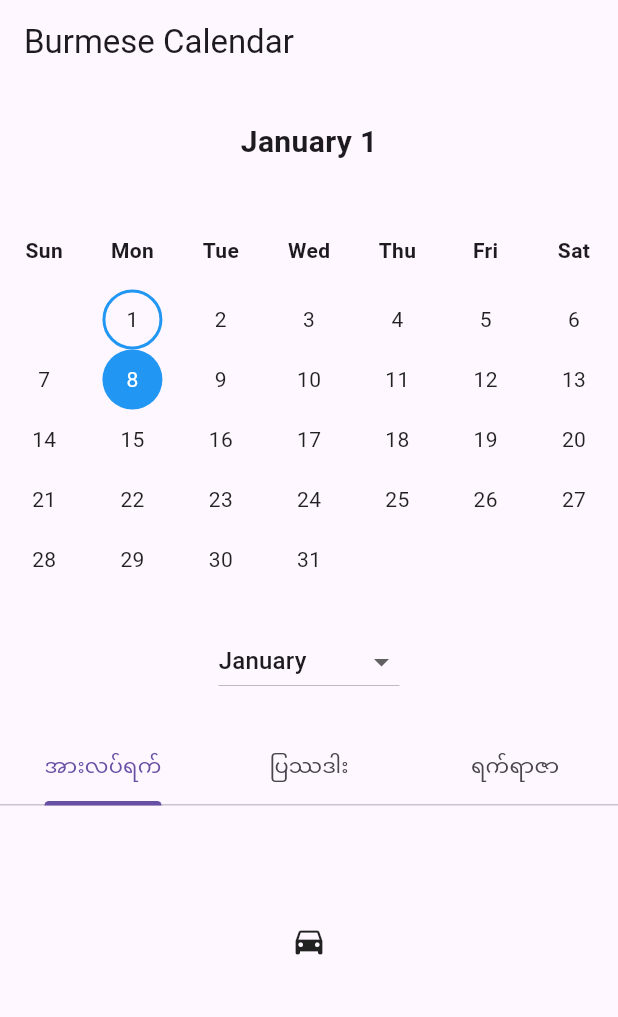
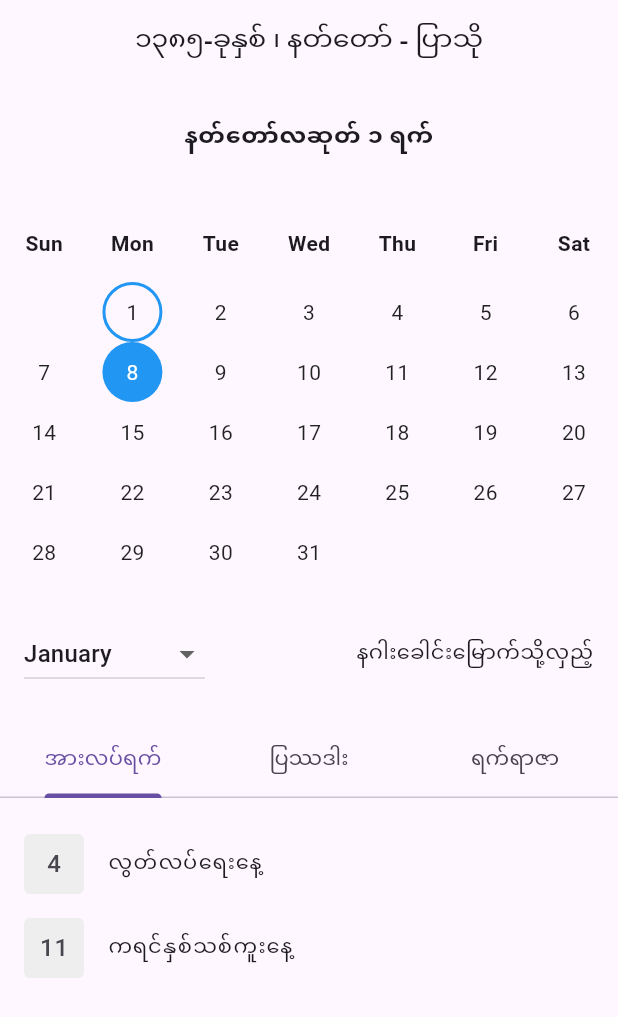
Before and after one commit to nedah-2/burmese-calendar, a Flutter app: the screen it shows after launch, after a tap on an icon or button, on a phone screen of 412 x 824 dp. Shown: the top 1017 px of the screen. Run offline on Flutter 3.47's test engine with Material 3 defaults, Android fonts, the phone set to English and light mode, and no system bars.

Commit message:
Show holidays, dragon head, fortunatd and unfortunate days and currently selected burmese date

```diff
--- /dev/null
+++ b/lib/data.dart
@@ -0,0 +1,67 @@
+import 'package:myanmar_calendar/models/day.dart';
+import 'package:myanmar_calendar/models/month.dart';
+
+List<Day> dayList = [
+  Day(id: 1, english: "1", burmese: "နတ်တော်လဆုတ် ၁ ရက်"),
+  Day(id: 2, english: "2", burmese: "နတ်တော်လဆုတ် ၂ ရက်"),
+  Day(id: 3, english: "3", burmese: "နတ်တော်လဆုတ် ၃ ရက်", fortune: true),
+  Day(
+      id: 4,
+      english: "4",
+      burmese: "နတ်တော်လဆုတ် ၄ ရက်",
+      holiday: "လွတ်လပ်ရေးနေ့",
+      fortune: false),
+  Day(id: 5, english: "5", burmese: "နတ်တော်လဆုတ် ၅ ရက်", fortune: true),
+  Day(id: 6, english: "6", burmese: "နတ်တော်လဆုတ် ၆ ရက်", fortune: false),
+  Day(id: 7, english: "7", burmese: "နတ်တော်လဆုတ် ၇ ရက်"),
+  Day(id: 8, english: "8", burmese: "နတ်တော်လဆုတ် ၈ ရက်"),
+  Day(id: 9, english: "9", burmese: "နတ်တော်လဆုတ် ၉ ရက်"),
+  Day(
+      id: 10,
+      english: "10",
+      burmese: "နတ်တော်လကွယ်",
+      isFullMoon: false,
+      fortune: true),
+  Day(
+      id: 11,
+      english: "11",
+      burmese: "ပြာသိုလဆန်း ၁ ရက်",
+      holiday: "ကရင်နှစ်သစ်ကူးနေ့",
+      fortune: true),
+  Day(id: 12, english: "12", burmese: "ပြာသိုလဆန်း ၂ ရက်", fortune: false),
+  Day(id: 13, english: "13", burmese: "ပြာသိုလဆန်း ၃ ရက်", fortune: true),
+  Day(id: 14, english: "14", burmese: "ပြာသိုလဆန်း ၄ ရက်"),
+  Day(id: 15, english: "15", burmese: "ပြာသိုလဆန်း ၅ ရက်"),
+  Day(id: 16, english: "16", burmese: "ပြာသိုလဆန်း ၆ ရက်"),
+  Day(id: 17, english: "17", burmese: "ပြာသိုလဆန်း ၇ ရက်", fortune: false),
+  Day(id: 18, english: "18", burmese: "ပြာသိုလဆန်း ၈ ရက်", fortune: true),
+  Day(id: 19, english: "19", burmese: "ပြာသိုလဆန်း ၉ ရက်", fortune: false),
+  Day(id: 20, english: "20", burmese: "ပြာသိုလဆန်း ၁၀ ရက်", fortune: true),
+  Day(id: 21, english: "21", burmese: "ပြာသိုလဆန်း ၁၁ ရက်"),
+  Day(id: 22, english: "22", burmese: "ပြာသိုလဆန်း ၁၂ ရက်"),
+  Day(id: 23, english: "23", burmese: "ပြာသိုလဆန်း ၁၃ ရက်"),
+  Day(id: 24, english: "24", burmese: "ပြာသိုလဆန်း ၁၄ ရက်", fortune: false),
+  Day(
+      id: 25,
+      english: "25",
+      burmese: "ပြာသိုလပြည့်",
+      fortune: true,
+      isFullMoon: true),
+  Day(id: 26, english: "26", burmese: "ပြာသိုလဆုတ် ၁ ရက်", fortune: false),
+  Day(id: 27, english: "27", burmese: "ပြာသိုလဆုတ် ၂ ရက်", fortune: true),
+  Day(id: 28, english: "28", burmese: "ပြာသိုလဆုတ် ၃ ရက်"),
+  Day(id: 29, english: "29", burmese: "ပြာသိုလဆုတ် ၄ ရက်"),
+  Day(id: 30, english: "30", burmese: "ပြာသိုလဆုတ် ၅ ရက်"),
+  Day(id: 31, english: "31", burmese: "ပြာသိုလဆုတ် ၆ ရက်", fortune: false),
+];
+
+// You can add more days if needed
+
+// Sample data for one month
+Month month = Month(
+  id: 1,
+  name: "၁၃၈၅-ခုနှစ် ၊ နတ်တော် - ပြာသို",
+  headOne: "နဂါးခေါင်းမြောက်သို့လှည့်",
+  headTwo: "နဂါးခေါင်းတောင်သို့လှည့်",
+  dayList: dayList, // Add more days here
+);
--- a/lib/main.dart
+++ b/lib/main.dart
@@ -1,4 +1,8 @@
 import 'package:flutter/material.dart';
+import 'package:myanmar_calendar/data.dart';
+import 'package:myanmar_calendar/models/day.dart';
+import 'package:myanmar_calendar/widgets/fortune_list.dart';
+import 'package:myanmar_calendar/widgets/holiday_list.dart';
 
 void main() => runApp(const MyApp());
 
@@ -25,6 +29,63 @@ class MyCalendar extends StatefulWidget {
 class _MyCalendarState extends State<MyCalendar> {
   DateTime selectedDate = DateTime.now();
   int selectedMonthIndex = DateTime.now().month - 1;
+  int selectedDateIndex = DateTime.now().day;
+
+  List<Day> holidayList = [];
+  List<Day> fortuneTrueList = [];
+  List<Day> fortuneFalseList = [];
+  int indexFullmoonFalse = -1;
+  int indexFullmoonTrue = -1;
+
+  @override
+  void initState() {
+    super.initState();
+    initializeLists();
+  }
+
+  // Method to initialize the lists
+  void initializeLists() {
+    // Initialize lists for each category
+    holidayList = [];
+    fortuneTrueList = [];
+    fortuneFalseList = [];
+
+    // Initialize index for isFullmoon false
+    indexFullmoonFalse = -1;
+
+    // Iterate over dayList and categorize days
+    for (int i = 0; i < month.dayList.length; i++) {
+      Day day = month.dayList[i];
+
+      if (day.holiday != null) {
+        holidayList.add(day);
+      }
+
+      if (day.fortune == true) {
+        fortuneTrueList.add(day);
+      } else if (day.fortune == false) {
+        fortuneFalseList.add(day);
+      }
+
+      // Check for isFullmoon false and update the index
+      if (day.isFullMoon == false && indexFullmoonFalse == -1) {
+        indexFullmoonFalse = i;
+      }
+
+      // Check for isFullmoon true and update the index
+      if (day.isFullMoon == true && indexFullmoonTrue == -1) {
+        indexFullmoonTrue = i;
+      }
+    }
+    print('Index of the day with isFullmoon false: $indexFullmoonFalse');
+    print('Index of the day with isFullmoon true: $indexFullmoonTrue');
+  }
+
+  String getDragonHead() {
+    return selectedDateIndex < (indexFullmoonFalse + 2)
+        ? month.headOne
+        : month.headTwo;
+  }
 
   @override
   Widget build(BuildContext context) {
@@ -32,7 +93,11 @@ class _MyCalendarState extends State<MyCalendar> {
       length: 3,
       child: Scaffold(
         appBar: AppBar(
-          title: const Text('Burmese Calendar'),
+          centerTitle: true,
+          title: Text(
+            month.name,
+            style: const TextStyle(fontSize: 18, fontWeight: FontWeight.w500),
+          ),
         ),
         body: SingleChildScrollView(
           child: Column(
@@ -40,14 +105,19 @@ class _MyCalendarState extends State<MyCalendar> {
               const SizedBox(height: 24),
               Center(
                 child: Text(
-                  '${getMonthName(selectedMonthIndex + 1)} ${selectedDate.day}',
+                  month.dayList[selectedDateIndex - 1].burmese,
                   style: const TextStyle(
-                      fontSize: 20, fontWeight: FontWeight.bold),
+                      fontSize: 16, fontWeight: FontWeight.bold),
                 ),
               ),
               const SizedBox(height: 32),
               buildCalendar(),
               const SizedBox(height: 24),
+              Padding(
+                padding: const EdgeInsets.symmetric(horizontal: 16.0),
+                child: Row(
+                  mainAxisAlignment: MainAxisAlignment.spaceBetween,
+                  children: [
                     DropdownButton<int>(
                       value: selectedMonthIndex,
                       items: List.generate(
@@ -58,15 +128,13 @@ class _MyCalendarState extends State<MyCalendar> {
                         ),
                       ),
                       onChanged: (int? newValue) {
-                  setState(() {
-                    selectedMonthIndex = newValue!;
-                    selectedDate = DateTime(selectedDate.year,
-                        selectedMonthIndex + 1, selectedDate.day);
-                  });
-                  print(
-                      'Selected Month: ${getMonthName(selectedMonthIndex + 1)}');
+                        updateCalendarAndLists(newValue);
                       },
                       hint: const Text('Select Month'),
+                    ),
+                    Text(getDragonHead()),
+                  ],
+                ),
               ),
               const SizedBox(height: 24),
               const TabBar(
@@ -76,14 +144,14 @@ class _MyCalendarState extends State<MyCalendar> {
                   Tab(text: 'ရက်ရာဇာ'),
                 ],
               ),
-              const SizedBox(
+              SizedBox(
                 width: double.infinity,
                 height: 180,
                 child: TabBarView(
                   children: [
-                    Icon(Icons.directions_car),
-                    Icon(Icons.directions_transit),
-                    Icon(Icons.directions_bike),
+                    HolidayListWidget(holidayList: holidayList),
+                    FortuneListWidget(fortuneList: fortuneFalseList),
+                    FortuneListWidget(fortuneList: fortuneTrueList)
                   ],
                 ),
               ),
@@ -94,6 +162,20 @@ class _MyCalendarState extends State<MyCalendar> {
     );
   }
 
+  // Method to update the calendar and get lists based on the selected month
+  void updateCalendarAndLists(int? newValue) {
+    setState(() {
+      selectedMonthIndex = newValue!;
+      selectedDate =
+          DateTime(selectedDate.year, selectedMonthIndex + 1, selectedDate.day);
+
+      // Call the method to initialize the lists
+      initializeLists();
+    });
+
+    print('Selected Month: ${getMonthName(selectedMonthIndex + 1)}');
+  }
+
   Widget buildCalendar() {
     DateTime today = DateTime.now();
     DateTime firstDayOfMonth =
@@ -102,7 +184,7 @@ class _MyCalendarState extends State<MyCalendar> {
         DateTime(selectedDate.year, selectedMonthIndex + 2, 0);
 
     int numberOfDays = lastDayOfMonth.day;
-    int startingWeekday = firstDayOfMonth.weekday;
+    int startingWeekday = firstDayOfMonth.weekday % 7;
 
     List<TableRow> calendarRows = [];
 
@@ -173,16 +255,47 @@ class _MyCalendarState extends State<MyCalendar> {
             ),
           );
         } else {
-          weekWidgets.add(Container(color: Colors.red));
+          weekWidgets.add(Container());
         }
       }
 
       calendarRows.add(TableRow(children: weekWidgets));
     }
 
+    List<Widget> first = calendarRows[1].children;
+
+    if ((first[4] is! GestureDetector || first[5] is! GestureDetector)) {
+      List<Widget> first = calendarRows.removeAt(1).children;
+      List<Widget> last = calendarRows.removeLast().children;
+
+      for (int i = 0; i < first.length; i++) {
+        if (last[i] is GestureDetector) {
+          first[i] = last[i];
+        }
+      }
+      calendarRows.insert(1, TableRow(children: first));
+    }
+
+    // List<Widget> first = calendarRows.removeAt(1).children;
+    // print(first);
+
+    // calendarRows.insert(3, TableRow(children: first));
+
     return Table(
+      // children: calendarRows,
       children: calendarRows,
     );
+  }
+
+  String tableRowToString(TableRow row) {
+    List<String> rowContent = row.children.map((widget) {
+      if (widget is Container && widget.child is Text) {
+        return (widget.child as Text).data ?? '';
+      }
+      return '';
+    }).toList();
+
+    return rowContent.join('\t'); // You can adjust the separator as needed
   }
 
   bool isSameMonth(DateTime date1, DateTime date2) {
@@ -192,6 +305,7 @@ class _MyCalendarState extends State<MyCalendar> {
   void onDayTap(int day) {
     setState(() {
       selectedDate = DateTime(selectedDate.year, selectedDate.month, day);
+      selectedDateIndex = day;
     });
     print('Selected date: $selectedDate');
   }
--- /dev/null
+++ b/lib/models/day.dart
@@ -0,0 +1,40 @@
+// day_model.dart
+class Day {
+  final int id;
+  final String english;
+  final String burmese;
+  final bool? isFullMoon;
+  final String? holiday;
+  final bool? fortune;
+
+  Day({
+    required this.id,
+    required this.english,
+    required this.burmese,
+    this.isFullMoon,
+    this.holiday,
+    this.fortune,
+  });
+
+  factory Day.fromJson(Map<String, dynamic> json) {
+    return Day(
+      id: json['id'],
+      english: json['english'],
+      burmese: json['burmese'],
+      isFullMoon: json['isFullMoon'],
+      holiday: json['isHoliday'],
+      fortune: json['fortune'],
+    );
+  }
+
+  Map<String, dynamic> toJson() {
+    return {
+      'id': id,
+      'english': english,
+      'burmese': burmese,
+      'isFullMoon': isFullMoon,
+      'isHoliday': holiday,
+      'fortune': fortune,
+    };
+  }
+}
--- /dev/null
+++ b/lib/models/month.dart
@@ -0,0 +1,48 @@
+import 'package:myanmar_calendar/models/day.dart';
+
+// month_model.dart
+class Month {
+  final int id;
+  final String name;
+  final String headOne;
+  final String headTwo;
+  final List<Day> dayList;
+
+  Month({
+    required this.id,
+    required this.name,
+    required this.headOne,
+    required this.headTwo,
+    required this.dayList,
+  });
+
+  factory Month.fromJson(Map<String, dynamic> json) {
+    List<Day> days = [];
+    if (json['dayList'] != null) {
+      json['dayList'].forEach((day) {
+        days.add(Day.fromJson(day));
+      });
+    }
+
+    return Month(
+      id: json['id'],
+      name: json['burmese'],
+      headOne: json['headOne'],
+      headTwo: json['headTwo'],
+      dayList: days,
+    );
+  }
+
+  Map<String, dynamic> toJson() {
+    List<Map<String, dynamic>> daysJson =
+        dayList.map((day) => day.toJson()).toList();
+
+    return {
+      'id': id,
+      'burmese': name,
+      'headOne': headOne,
+      'headTwo': headTwo,
+      'dayList': daysJson,
+    };
+  }
+}
--- /dev/null
+++ b/lib/widgets/holiday_list.dart
@@ -0,0 +1,39 @@
+import 'package:flutter/material.dart';
+import 'package:myanmar_calendar/models/day.dart';
+
+class HolidayListWidget extends StatelessWidget {
+  final List<Day> holidayList;
+
+  const HolidayListWidget({super.key, required this.holidayList});
+
+  @override
+  Widget build(BuildContext context) {
+    return ListView.builder(
+      padding: const EdgeInsets.symmetric(vertical: 16),
+      itemCount: holidayList.length,
+      shrinkWrap: true,
+      itemBuilder: (context, index) {
+        Day day = holidayList[index];
+        return ListTile(
+          leading: Container(
+            decoration: BoxDecoration(
+              borderRadius: BorderRadius.circular(4),
+              color: Colors.grey.shade200,
+            ),
+            width: 40,
+            height: 40,
+            child: Center(
+                child: Text(
+              day.english,
+              style: const TextStyle(fontSize: 16),
+            )),
+          ),
+          title: Text(
+            day.holiday!,
+            style: const TextStyle(fontSize: 14, fontWeight: FontWeight.w500),
+          ),
+        );
+      },
+    );
+  }
+}
```
Also changed, not shown: lib/widgets/fortune_list.dart (added, +38 -0 lines). Lines whose indentation alone changed are shown as unchanged.
